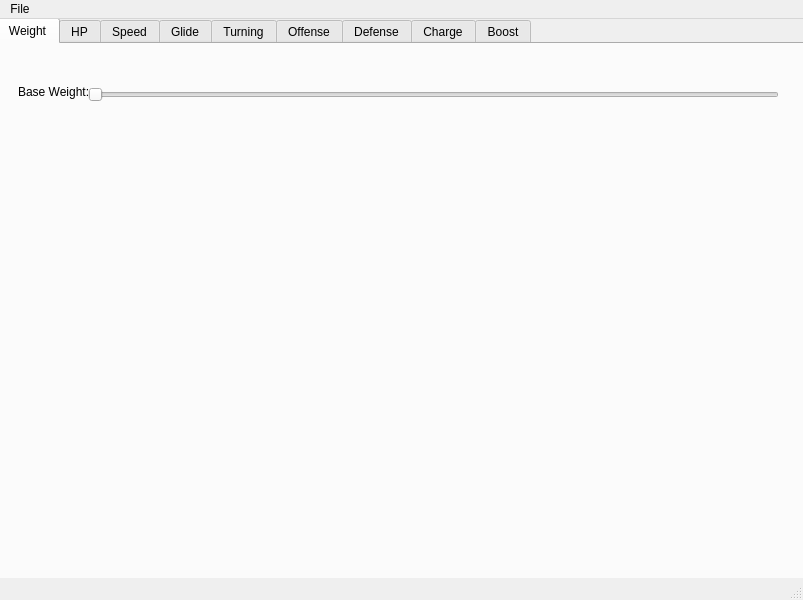
Old version of the form star_garage.ui in the repository ALPHAMARIOX/Star_Garage.
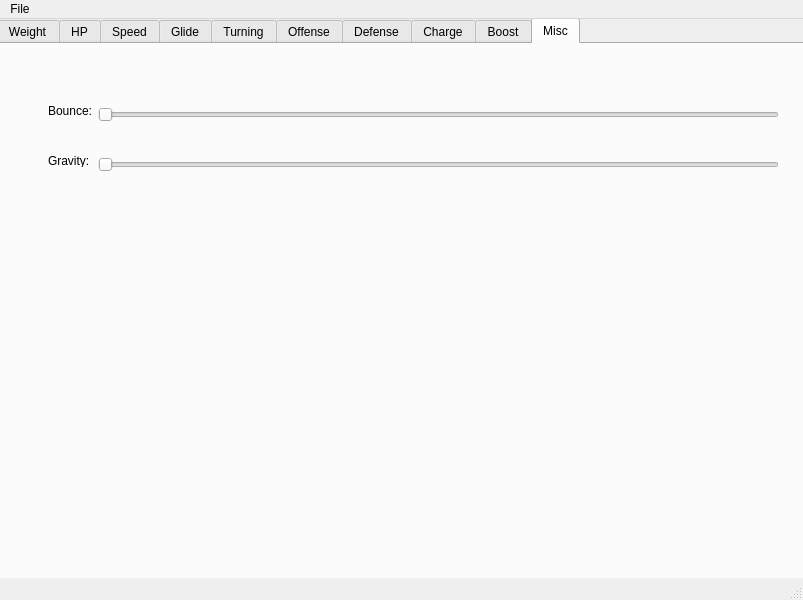
New version of the form. The open tabs and pages were chosen to show the change. Icons and pictures are not drawn.

Commit message: UI Prototype ready. Now to attach the code to it.

What changed in the file:
```diff
--- a/star_garage.ui
+++ b/star_garage.ui
@@ -661,6 +661,67 @@
       </property>
      </widget>
     </widget>
+    <widget class="QWidget" name="tbMisc">
+     <attribute name="icon">
+      <iconset>
+       <normaloff>KAR_Patch_All.png</normaloff>KAR_Patch_All.png</iconset>
+     </attribute>
+     <attribute name="title">
+      <string>Misc</string>
+     </attribute>
+     <widget class="QLabel" name="lblBounce">
+      <property name="geometry">
+       <rect>
+        <x>50</x>
+        <y>60</y>
+        <width>47</width>
+        <height>13</height>
+       </rect>
+      </property>
+      <property name="text">
+       <string>Bounce:</string>
+      </property>
+     </widget>
+     <widget class="QLabel" name="lblGravity">
+      <property name="geometry">
+       <rect>
+        <x>50</x>
+        <y>110</y>
+        <width>47</width>
+        <height>13</height>
+       </rect>
+      </property>
+      <property name="text">
+       <string>Gravity:</string>
+      </property>
+     </widget>
+     <widget class="QSlider" name="hslBounce">
+      <property name="geometry">
+       <rect>
+        <x>100</x>
+        <y>60</y>
+        <width>681</width>
+        <height>22</height>
+       </rect>
+      </property>
+      <property name="orientation">
+       <enum>Qt::Horizontal</enum>
+      </property>
+     </widget>
+     <widget class="QSlider" name="hslGravity">
+      <property name="geometry">
+       <rect>
+        <x>100</x>
+        <y>110</y>
+        <width>681</width>
+        <height>22</height>
+       </rect>
+      </property>
+      <property name="orientation">
+       <enum>Qt::Horizontal</enum>
+      </property>
+     </widget>
+    </widget>
    </widget>
   </widget>
   <widget class="QMenuBar" name="menubar">
```
Left out of the diff: 6 changed lines with no effect on the pictures.
